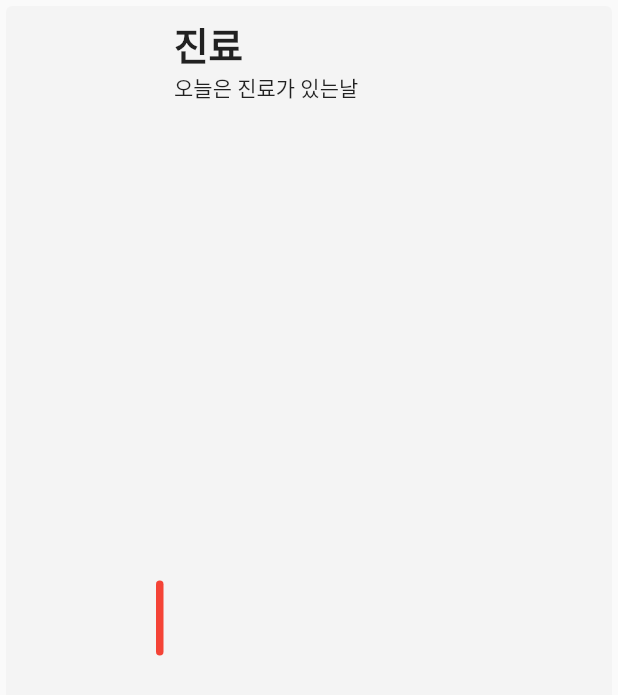
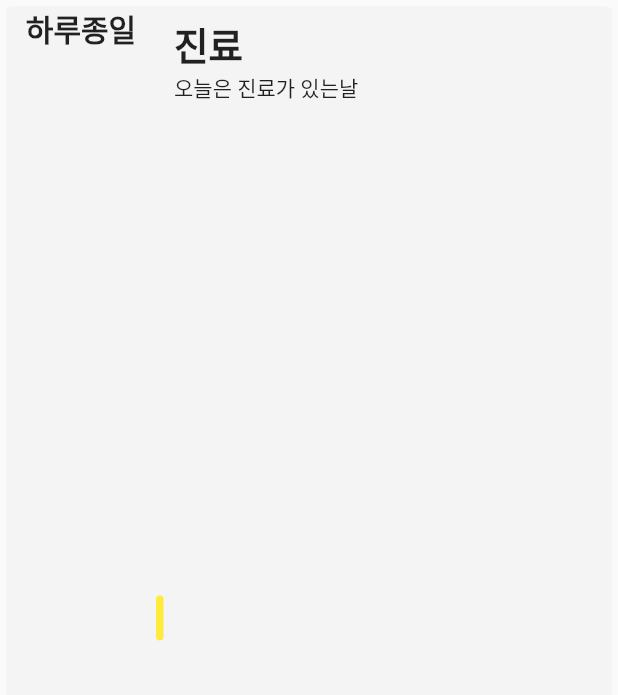
Before and after one commit to UkiDelly/calendar-with-hashtag, a Flutter app: the EventCardTile widget shown alone on an empty page, opened directly with sample values from the repository, on a phone screen of 412 x 824 dp. Shown: the top 695 px of the screen. Run offline on Flutter 3.47's test engine with Material 2 defaults, Android fonts, the phone set to English and light mode, and no system bars; our stand-ins replace flutter_riverpod, flutter_svg, modal_bottom_sheet, table_calendar.

```diff
--- a/lib/data/events.dart
+++ b/lib/data/events.dart
@@ -6,6 +6,7 @@ List<CalendarEvent> events = [
       title: "진료",
       startTime: DateTime(2022, 8, 2, 0, 0),
       endTime: DateTime(2022, 8, 2, 23, 59),
+      allDay: true,
       memo: "오늘은 진료가 있는날",
       alarm: {},
       account: accounts[0]),
--- a/lib/model/calendar_event.dart
+++ b/lib/model/calendar_event.dart
@@ -5,6 +5,7 @@ import 'repeat_enum.dart';
 class CalendarEvent {
   final String title;
   final DateTime startTime, endTime;
+  final bool allDay;
   final Account account;
   Repeat? repeat;
   Set<Alarm> alarm;
@@ -16,6 +17,7 @@ class CalendarEvent {
       required this.endTime,
       required this.account,
       required this.alarm,
+      required this.allDay,
       this.repeat,
       this.location,
       this.url,
--- a/lib/view/Main/widget/events/even_card.dart
+++ b/lib/view/Main/widget/events/even_card.dart
@@ -1,4 +1,5 @@
 import 'package:care_square_assignment/model/calendar_event.dart';
+import 'package:care_square_assignment/model/global_functions.dart';
 import 'package:flutter/cupertino.dart';
 import 'package:flutter/material.dart';
 
@@ -12,18 +13,20 @@ class EventCardTile extends StatefulWidget {
 
 class _EventCardTileState extends State<EventCardTile>
     with TickerProviderStateMixin {
-  //
+  // animation
   late Animation<double> opcaity;
   late AnimationController animationController;
 
-  //
+  // title text style
   TextStyle titleTextStyle =
       const TextStyle(fontSize: 25, fontWeight: FontWeight.w700);
   TextStyle subtitleTextStyle = const TextStyle();
 
+  var startTime, endTime;
+
   @override
   void initState() {
-    // Animation
+    // Animation controller
     animationController = AnimationController(
         vsync: this, duration: const Duration(milliseconds: 300))
       ..addListener(() {
@@ -31,7 +34,12 @@ class _EventCardTileState extends State<EventCardTile>
       })
       ..forward();
 
+    //animtaion
     opcaity = Tween<double>(begin: 0, end: 1).animate(animationController);
+
+    // date format
+    startTime = formatTime(widget.event.startTime);
+    endTime = formatTime(widget.event.endTime);
 
     super.initState();
   }
@@ -66,16 +74,24 @@ class _EventCardTileState extends State<EventCardTile>
               SizedBox(
                 width: 100,
                 child: Column(
-                  children: const [],
+                  children: [
+                    if (widget.event.allDay)
+                      const Text(
+                        "하루종일",
+                        style: TextStyle(
+                            fontSize: 20, fontWeight: FontWeight.bold),
+                      )
+                  ],
                 ),
               ),
 
               // Divider
               Container(
                 width: 5,
-                height: 50,
+                height: 30,
                 decoration: BoxDecoration(
-                    color: Colors.red, borderRadius: BorderRadius.circular(25)),
+                    color: widget.event.account.color,
+                    borderRadius: BorderRadius.circular(25)),
               ),
 
               Container(
```
Also changed, not shown: lib/view/New Event/new_event_page.dart (+8 -4 lines), lib/view/New Event/widgets/date.dart (+80 -15 lines).
